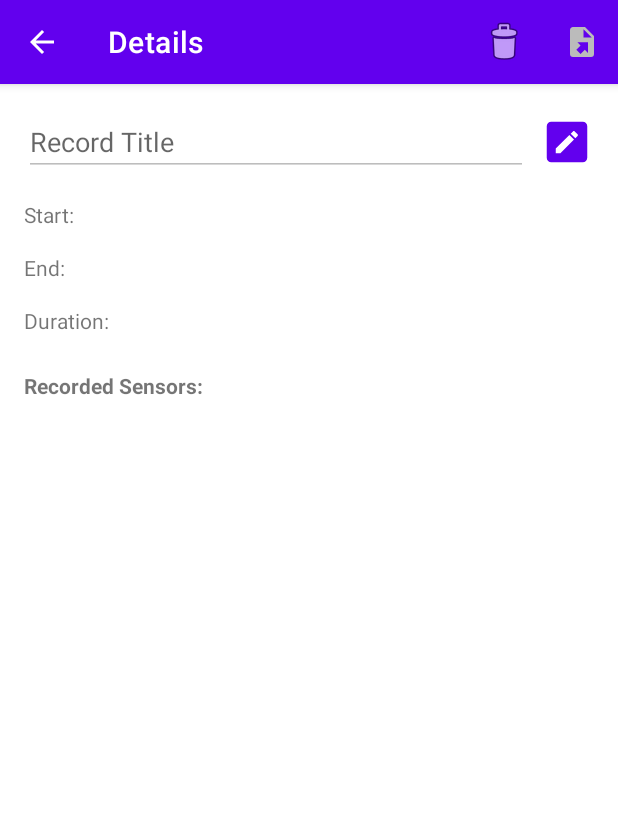
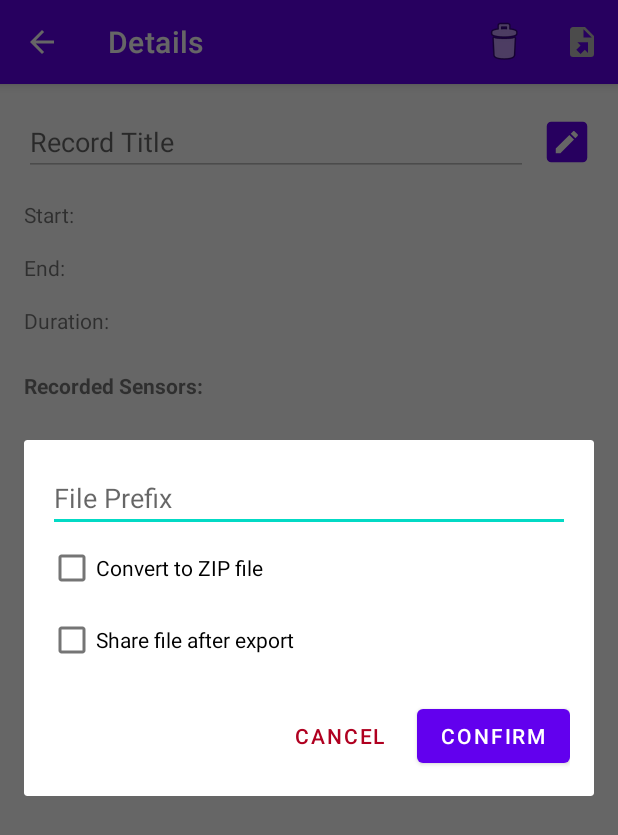
Before and after one commit to fahris-ugm/sensorlogger, an Android app: the RecordDetailActivity screen opened directly, with no data from a screen before it, after a tap on "Export", on a phone screen of 412 x 824 dp. Shown: the top 835 px of the screen. Run offline under Robolectric (Android 15) with nearby library versions, the phone set to English and light mode, and no system bars; our stand-ins replace Room's generated code; libraries missing offline, so code that uses them is left out: com.github.mikephil.charting; 1 statement that could not run was skipped.

Commit message:
init adding export dialog

```diff
--- a/app/src/main/AndroidManifest.xml
+++ b/app/src/main/AndroidManifest.xml
@@ -44,6 +44,7 @@
                 <category android:name="android.intent.category.LAUNCHER" />
             </intent-filter>
         </activity>
+
     </application>
 
 </manifest>
--- /dev/null
+++ b/app/src/main/java/id/ac/ugm/fahris/sensorlogger/ui/recordings/ExportDialogFragment.kt
@@ -0,0 +1,62 @@
+import android.os.Bundle
+import android.view.LayoutInflater
+import android.view.View
+import android.view.ViewGroup
+import android.view.WindowManager
+import android.widget.Button
+import android.widget.CheckBox
+import android.widget.EditText
+import androidx.fragment.app.DialogFragment
+import id.ac.ugm.fahris.sensorlogger.R
+
+class ExportOptionsDialogFragment : DialogFragment() {
+
+    private lateinit var editTextPrefix: EditText
+    private lateinit var checkBoxZip: CheckBox
+    private lateinit var checkBoxShare: CheckBox
+    private lateinit var buttonConfirm: Button
+    private lateinit var buttonCancel: Button
+
+    var onConfirmListener: ((String, Boolean, Boolean) -> Unit)? = null
+
+    override fun onCreateView(
+        inflater: LayoutInflater, container: ViewGroup?,
+        savedInstanceState: Bundle?
+    ): View? {
+        val view = inflater.inflate(R.layout.dialog_export, container, false)
+
+        editTextPrefix = view.findViewById(R.id.editTextPrefix)
+        checkBoxZip = view.findViewById(R.id.checkBoxZip)
+        checkBoxShare = view.findViewById(R.id.checkBoxShare)
+        buttonConfirm = view.findViewById(R.id.buttonConfirm)
+        buttonCancel = view.findViewById(R.id.buttonCancel)
+
+        buttonConfirm.setOnClickListener {
+            val prefix = editTextPrefix.text.toString()
+            val convertToZip = checkBoxZip.isChecked
+            val shareFile = checkBoxShare.isChecked
+            onConfirmListener?.invoke(prefix, convertToZip, shareFile)
+            dismiss()
+        }
+
+        buttonCancel.setOnClickListener {
+            dismiss()
+        }
+
+        return view
+    }
+    override fun onStart() {
+        super.onStart()
+        // Set the dialog to be as wide as the screen
+        dialog?.window?.setLayout(
+            WindowManager.LayoutParams.MATCH_PARENT,
+            WindowManager.LayoutParams.WRAP_CONTENT
+        )
+    }
+
+    companion object {
+        fun newInstance(): ExportOptionsDialogFragment {
+            return ExportOptionsDialogFragment()
+        }
+    }
+}
--- /dev/null
+++ b/app/src/main/res/layout/dialog_export.xml
@@ -0,0 +1,51 @@
+<?xml version="1.0" encoding="utf-8"?>
+<LinearLayout xmlns:android="http://schemas.android.com/apk/res/android"
+    android:layout_width="match_parent"
+    android:layout_height="wrap_content"
+    android:orientation="vertical"
+    android:padding="16dp">
+
+    <EditText
+        android:id="@+id/editTextPrefix"
+        android:layout_width="match_parent"
+        android:layout_height="wrap_content"
+        android:hint="File Prefix" />
+
+    <CheckBox
+        android:id="@+id/checkBoxZip"
+        android:layout_width="wrap_content"
+        android:layout_height="wrap_content"
+        android:text="Convert to ZIP file" />
+
+    <CheckBox
+        android:id="@+id/checkBoxShare"
+        android:layout_width="wrap_content"
+        android:layout_height="wrap_content"
+        android:text="Share file after export" />
+
+    <LinearLayout
+        android:layout_width="match_parent"
+        android:layout_height="wrap_content"
+        android:layout_marginTop="16dp"
+        android:gravity="end"
+        android:orientation="horizontal">
+
+        <Button
+            android:id="@+id/buttonCancel"
+            style="?attr/borderlessButtonStyle"
+            android:layout_width="wrap_content"
+            android:layout_height="wrap_content"
+            android:text="Cancel"
+            android:textColor="?attr/colorError"
+            android:background="?android:attr/selectableItemBackground" />
+
+        <Button
+            android:id="@+id/buttonConfirm"
+            style="@style/Widget.MaterialComponents.Button"
+            android:layout_width="wrap_content"
+            android:layout_height="wrap_content"
+            android:text="Confirm"
+            android:layout_marginStart="8dp" />
+    </LinearLayout>
+
+</LinearLayout>
--- /dev/null
+++ b/app/src/main/res/xml/file_paths.xml
@@ -0,0 +1,6 @@
+<?xml version="1.0" encoding="utf-8"?>
+<paths xmlns:android="http://schemas.android.com/apk/res/android">
+    <external-path
+        name="documents"
+        path="Documents/" />
+</paths>
```
Also changed, not shown: app/src/main/java/id/ac/ugm/fahris/sensorlogger/ui/recordings/RecordDetailActivity.kt (+135 -4 lines), app/src/main/java/id/ac/ugm/fahris/sensorlogger/utils/FileUtils.kt (added, +53 -0 lines).
